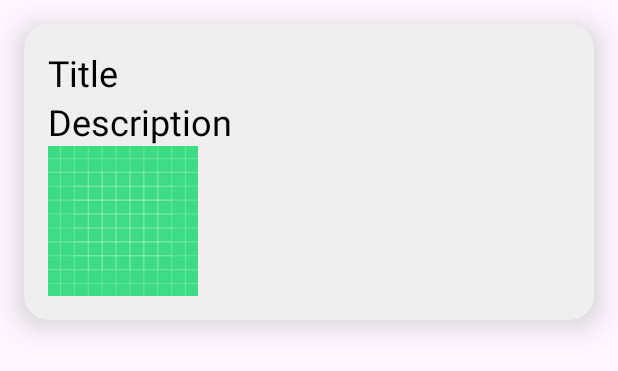
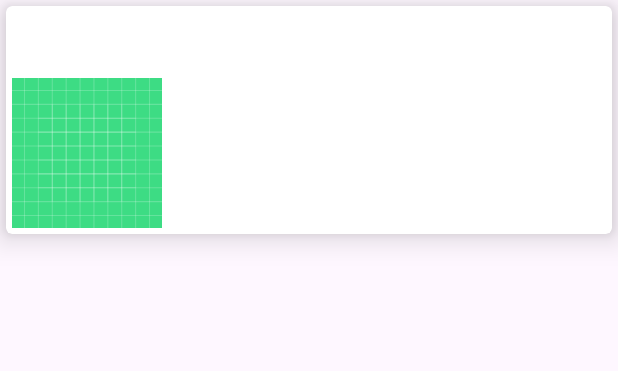
Before and after one commit to nelumkc/W24_3175_G11_Peekaboo, an Android app: the layout activityentry.xml on its own in the app's theme, with its tools: preview values and no code run, on a phone screen of 412 x 824 dp. Shown: the top 371 px of the screen. Run offline under Robolectric (Android 15) with nearby library versions, the phone set to English and light mode, and no system bars.

Commit message:
item layout updated

```diff
--- a/app/src/main/res/layout/activityentry.xml
+++ b/app/src/main/res/layout/activityentry.xml
@@ -4,14 +4,14 @@
     android:layout_height="wrap_content"
     xmlns:app="http://schemas.android.com/apk/res-auto"
     app:cardElevation="12dp"
-    app:cardCornerRadius="16dp"
-    android:layout_margin="16dp"
-    android:backgroundTint="#efefef">
+    app:cardCornerRadius="4dp"
+    android:layout_margin="4dp"
+    android:backgroundTint="#ffffff">
 
     <LinearLayout
         android:layout_width="match_parent"
         android:layout_height="wrap_content"
-        android:layout_margin="16dp"
+        android:layout_margin="4dp"
         android:orientation="vertical">
 
         <LinearLayout
@@ -20,19 +20,12 @@
             android:orientation="horizontal"
             android:layout_gravity="center_vertical">
 
-            <TextView
-                android:layout_width="wrap_content"
-                android:layout_height="wrap_content"
-                android:text="Title "
-                android:textSize = "24dp"
-                android:textColor="@color/black"
-                style="bold"/>
 
             <TextView
                 android:id="@+id/textTitle"
                 android:layout_width="wrap_content"
                 android:layout_height="wrap_content"
-                android:textSize = "24dp"
+                android:textSize = "16dp"
                 android:textColor="@color/black"
                 style="bold"/>
 
@@ -44,19 +37,12 @@
             android:orientation="horizontal"
             android:layout_gravity="center_vertical">
 
-            <TextView
-                android:layout_width="wrap_content"
-                android:layout_height="wrap_content"
-                android:text="Description "
-                android:textSize = "24dp"
-                android:textColor="@color/black"
-                style="bold"/>
 
             <TextView
                 android:id="@+id/textdesc"
                 android:layout_width="wrap_content"
                 android:layout_height="wrap_content"
-                android:textSize = "24dp"
+                android:textSize = "16dp"
                 android:textColor="@color/black"
                 style="bold"/>
 
--- a/app/src/main/res/layout/childentry.xml
+++ b/app/src/main/res/layout/childentry.xml
@@ -4,15 +4,15 @@
     android:layout_height="wrap_content"
     xmlns:app="http://schemas.android.com/apk/res-auto"
     app:cardElevation="12dp"
-    app:cardCornerRadius="16dp"
-    android:layout_margin="16dp"
-    android:backgroundTint="@color/LightGreenColor">
+    app:cardCornerRadius="4dp"
+    android:layout_margin="4dp"
+    android:backgroundTint="#ffffff">
 
     <LinearLayout
         android:layout_width="match_parent"
         android:layout_height="wrap_content"
         android:orientation="horizontal"
-        android:padding="16dp">
+        android:padding="12dp">
 
         <com.google.android.material.imageview.ShapeableImageView
             android:id="@+id/picProfile"
```
